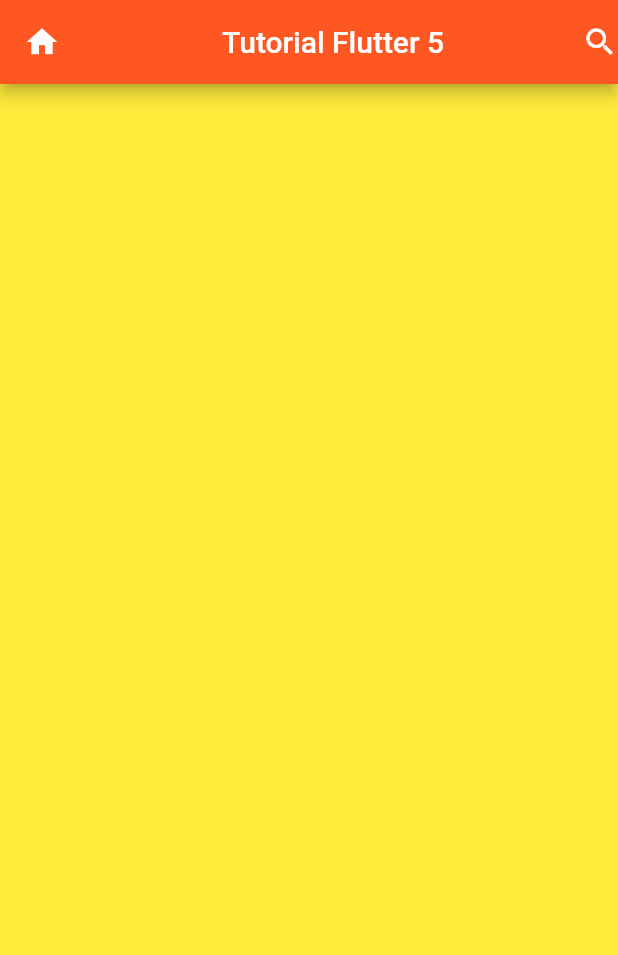
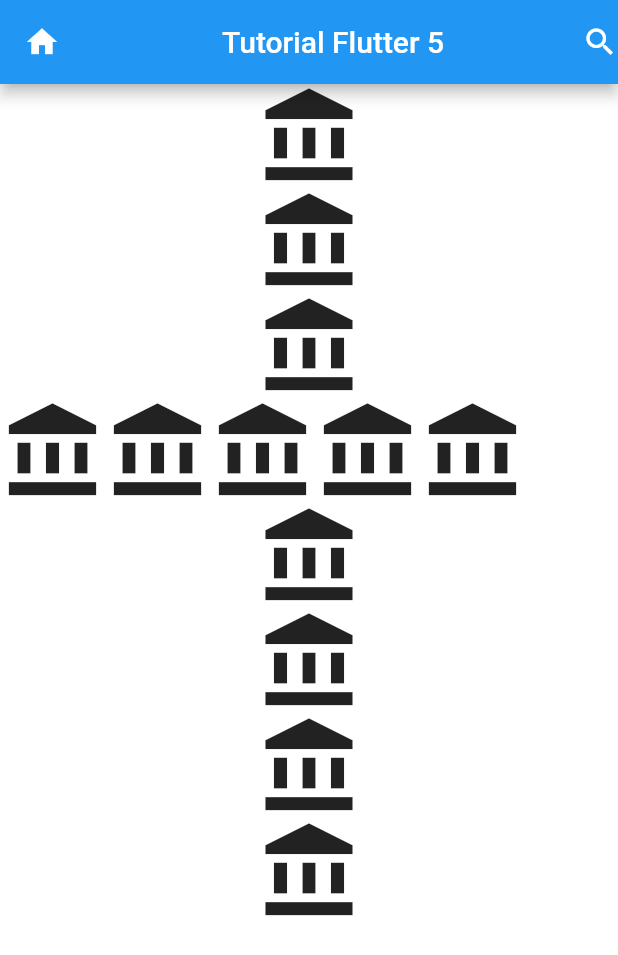
Before and after one commit to arioki1/Belajar-Flutter, a Flutter app: the screen it shows after launch, on a phone screen of 412 x 824 dp. Shown: the top 955 px of the screen. Run offline on Flutter 3.47's test engine with Material 2 defaults, Android fonts, the phone set to English and light mode, and no system bars.

Commit message:
Tutorial Flutter #6 - Mengatur Layout (Row dan Column)

```diff
--- a/lib/main.dart
+++ b/lib/main.dart
@@ -1,27 +1,49 @@
 import 'package:flutter/material.dart';
-void main(){
+
+void main() {
   runApp(new MaterialApp(
     title: "Tutorial Flutter 5",
     home: new HalamanSatu(),
   ));
 }
 
-class HalamanSatu extends StatelessWidget{
+class HalamanSatu extends StatelessWidget {
   @override
   Widget build(BuildContext context) {
     // TODO: implement build
     return new Scaffold(
-      backgroundColor: Colors.yellow,
+        backgroundColor: Colors.white,
         appBar: new AppBar(
           leading: new Icon(Icons.home),
-        backgroundColor: Colors.deepOrange,
+          backgroundColor: Colors.blue,
           title: new Center(
             child: new Text("Tutorial Flutter 5"),
           ),
-        actions: <Widget>[
-          new Icon(Icons.search)
+          actions: <Widget>[new Icon(Icons.search)],
+        ),
+        body: new Container(
+            child: (
+                new Column(
+                  children: <Widget>[
+                    new Icon(Icons.account_balance, size: 70,),
+                    new Icon(Icons.account_balance, size: 70,),
+                    new Icon(Icons.account_balance, size: 70,),
+                    new Row(children: <Widget>[
+                      new Icon(Icons.account_balance, size: 70,),
+                      new Icon(Icons.account_balance, size: 70,),
+                      new Icon(Icons.account_balance, size: 70,),
+                      new Icon(Icons.account_balance, size: 70,),
+                      new Icon(Icons.account_balance, size: 70,),
                     ],
                     ),
+                    new Icon(Icons.account_balance, size: 70,),
+                    new Icon(Icons.account_balance, size: 70,),
+                    new Icon(Icons.account_balance, size: 70,),
+                    new Icon(Icons.account_balance, size: 70,),
+                  ],
+                )
+            )
+        )
     );
   }
 }
```
Lines whose indentation alone changed are shown as unchanged.
